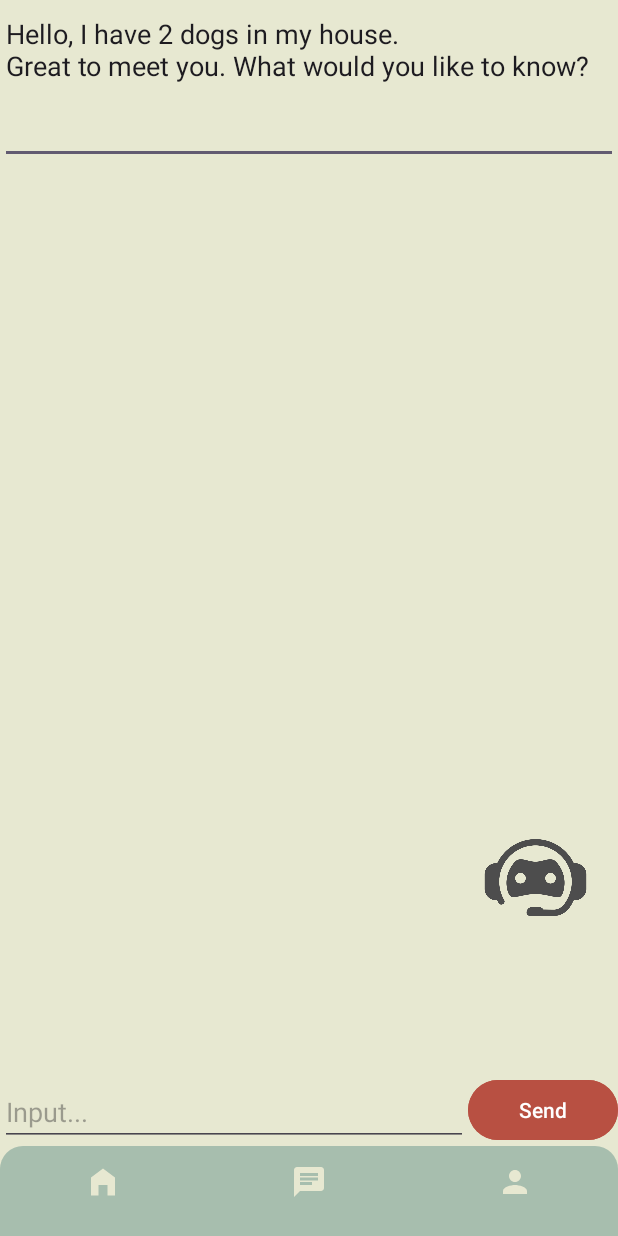
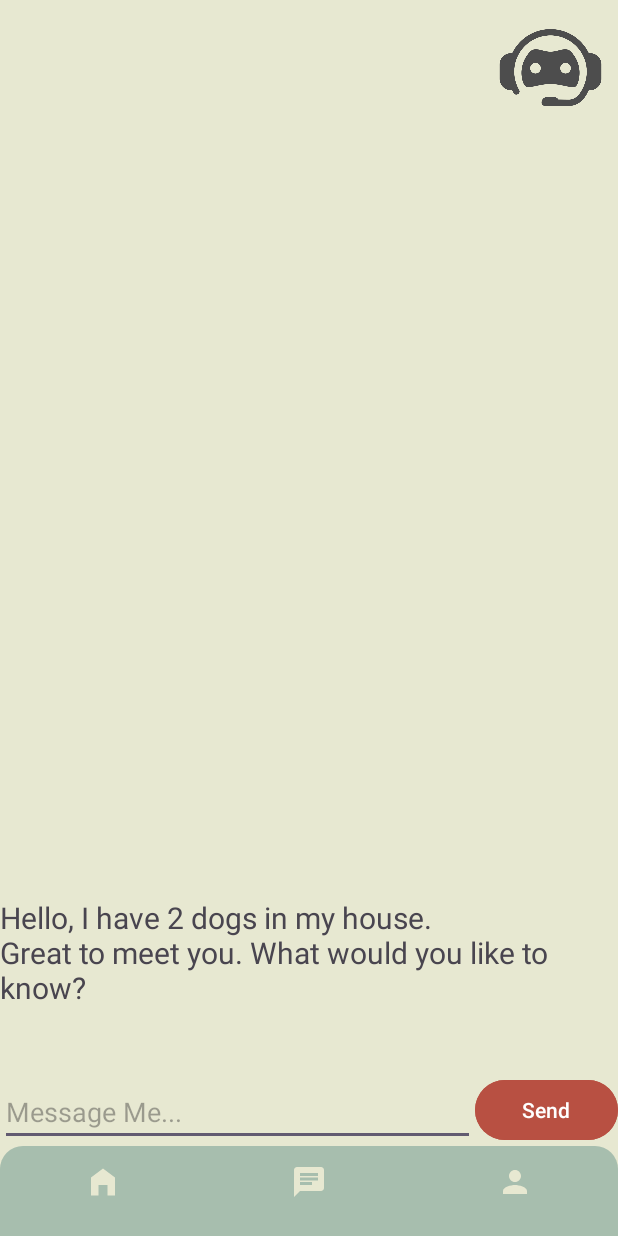
Before and after one commit to RaoulAdem/Mobile-Dev, an Android app: the ChatActivity screen opened directly, with no data from a screen before it, after a tap on "Send", on a phone screen of 412 x 824 dp. Run offline under Robolectric (Android 15) with nearby library versions, the phone set to English and light mode, and no system bars; our stand-ins replace CircleImageView; libraries missing offline, so code that uses them is left out: com.google.ai.client; 4 statements that could not run were skipped.

Commit message:
Fine tuning

```diff
--- a/app/src/main/java/com/example/connectproject/ChatActivity.kt
+++ b/app/src/main/java/com/example/connectproject/ChatActivity.kt
@@ -1,9 +1,10 @@
 package com.example.connectproject
 
+import android.content.Intent
 import android.os.Bundle
 import android.view.View
-import android.widget.EditText
 import androidx.appcompat.app.AppCompatActivity
+import com.example.connectproject.databinding.ActivityChatBinding
 import com.google.ai.client.generativeai.Chat
 import com.google.ai.client.generativeai.GenerativeModel
 import com.google.ai.client.generativeai.type.content
@@ -12,23 +13,16 @@ import kotlinx.coroutines.launch
 
 //https://ai.google.dev/tutorials/get_started_android#kotlin
 class ChatActivity : AppCompatActivity() {
-    lateinit var editTextInput: EditText
-    lateinit var editTextOutput: EditText
-
-    lateinit var chat: Chat
-
-    var stringBuilder: StringBuilder = java.lang.StringBuilder()
+    private lateinit var binding: ActivityChatBinding
+    private lateinit var chat: Chat
+    private var stringBuilder: StringBuilder = java.lang.StringBuilder()
     override fun onCreate(savedInstanceState: Bundle?) {
         super.onCreate(savedInstanceState)
-        setContentView(R.layout.activity_chat)
-
-        editTextInput = findViewById(R.id.editTextInput)
-        editTextOutput = findViewById(R.id.editTextOutput)
+        binding = ActivityChatBinding.inflate(layoutInflater)
+        setContentView(binding.root)
 
         val generativeModel = GenerativeModel(
-            // For text-only input, use the gemini-pro model
             modelName = "gemini-pro",
-            // Access your API key as a Build Configuration variable (see "Set up your API key" above)
             apiKey = "AIzaSyCQ2q61-SJDtC6GNOZWTYE1HjaAf2hkJRQ"
         )
 
@@ -41,18 +35,32 @@ class ChatActivity : AppCompatActivity() {
         stringBuilder.append("Hello, I have 2 dogs in my house.\n")
         stringBuilder.append("Great to meet you. What would you like to know?\n")
 
-        editTextOutput.setText(stringBuilder.toString())
+        binding.editTextOutput.text = stringBuilder.toString()
+
+        binding.navigation.setOnItemSelectedListener {
+            when (it.itemId) {
+                R.id.profile -> {
+                    startActivity(Intent(this, ProfileActivity::class.java))
+                    return@setOnItemSelectedListener true
+                }
+                R.id.chat -> {
+                    startActivity(Intent(this, ChatActivity::class.java))
+                    return@setOnItemSelectedListener true
+                }
+                else -> false
+            }
+        }
     }
 
-    public fun buttonSendChat(view: View) {
-        stringBuilder.append(editTextInput.text.toString() + "\n")
+    fun buttonSendChat(view: View) {
+        stringBuilder.append(binding.editTextInput.text.toString() + "\n")
         MainScope().launch {
-            val result = chat.sendMessage(editTextInput.text.toString())
+            val result = chat.sendMessage(binding.editTextInput.text.toString())
             stringBuilder.append(result.text + "\n")
 
-            editTextOutput.setText(stringBuilder.toString())
+            binding.editTextOutput.text = stringBuilder.toString()
 
-            editTextInput.setText("") //to reset text when sending
+            binding.editTextInput.setText("") //to reset text when sending
         }
     }
 }
--- a/app/src/main/java/com/example/connectproject/ProfileActivity.kt
+++ b/app/src/main/java/com/example/connectproject/ProfileActivity.kt
@@ -4,6 +4,8 @@ import android.app.AlertDialog
 import android.content.Context
 import android.content.Intent
 import android.content.SharedPreferences
+import android.graphics.Color
+import android.graphics.drawable.ColorDrawable
 import android.net.Uri
 import android.os.Bundle
 import android.view.LayoutInflater
@@ -124,6 +126,7 @@ class ProfileActivity : AppCompatActivity() {
             val builder = AlertDialog.Builder(this)
             builder.setView(view)
             val dialog = builder.create()
+            dialog.window?.setBackgroundDrawable(ColorDrawable(Color.TRANSPARENT))
             dialog.show()
             updateEmailButton.setOnClickListener {
                 val olde = oldEmail.text.toString()
@@ -200,6 +203,7 @@ class ProfileActivity : AppCompatActivity() {
             val builder = AlertDialog.Builder(this)
             builder.setView(view)
             val dialog = builder.create()
+            dialog.window?.setBackgroundDrawable(ColorDrawable(Color.TRANSPARENT))
             dialog.show()
             updatepassword.setOnClickListener {
                 val oldp = oldpassword.text.toString()
@@ -275,6 +279,7 @@ class ProfileActivity : AppCompatActivity() {
             val builder = AlertDialog.Builder(this)
             builder.setView(view)
             val dialog = builder.create()
+            dialog.window?.setBackgroundDrawable(ColorDrawable(Color.TRANSPARENT))
             dialog.show()
             updatephone.setOnClickListener {
                 val oldp = oldphone.text.toString()
@@ -431,6 +436,7 @@ class ProfileActivity : AppCompatActivity() {
                 val builder = AlertDialog.Builder(this)
                 builder.setView(view)
                 val dialog = builder.create()
+                dialog.window?.setBackgroundDrawable(ColorDrawable(Color.TRANSPARENT))
                 dialog.show()
                 removeFavorites.setOnClickListener {
                     userRef.get().addOnSuccessListener { dataSnapshot ->
@@ -461,7 +467,7 @@ class ProfileActivity : AppCompatActivity() {
                         ref2.get().addOnSuccessListener { dataSnapshot2 ->
                             val dial = dataSnapshot2.getValue(String::class.java)
                             val dialIntent = Intent(Intent.ACTION_DIAL)
-                            dialIntent.data = Uri.parse("tel: $dial")
+                            dialIntent.data = Uri.parse("tel: +961$dial")
                             startActivity(dialIntent)
                             dialog.dismiss()
                         }
--- a/app/src/main/res/layout/activity_chat.xml
+++ b/app/src/main/res/layout/activity_chat.xml
@@ -13,31 +13,30 @@
         android:id="@+id/botLogo"
         android:layout_width="90dp"
         android:layout_height="90dp"
-        android:layout_marginTop="540dp"
         android:src="@drawable/bot"
         app:layout_constraintCircleRadius="20dp"
         app:layout_constraintEnd_toEndOf="parent"
-        app:layout_constraintHorizontal_bias="0.968"
+        app:layout_constraintHorizontal_bias="1.0"
         app:layout_constraintStart_toStartOf="parent"
         app:layout_constraintTop_toTopOf="parent">
 
     </de.hdodenhof.circleimageview.CircleImageView>
 
-    <EditText
+    <TextView
         android:id="@+id/editTextOutput"
-        android:layout_width="0dp"
-        android:layout_height="wrap_content"
-        android:hint="Output displayed here..."
-        android:inputType="textMultiLine"
+        android:layout_width="match_parent"
+        android:layout_height="552dp"
+        android:gravity="bottom|start"
+        android:textSize="20sp"
+        app:layout_constraintBottom_toTopOf="@+id/editTextInput"
         app:layout_constraintEnd_toEndOf="parent"
-        app:layout_constraintStart_toStartOf="parent"
-        app:layout_constraintTop_toTopOf="parent" />
+        app:layout_constraintStart_toStartOf="parent" />
 
     <EditText
         android:id="@+id/editTextInput"
         android:layout_width="0dp"
         android:layout_height="wrap_content"
-        android:hint="Input..."
+        android:hint="Message Me..."
         android:inputType="textMultiLine"
         app:layout_constraintEnd_toStartOf="@+id/button"
         app:layout_constraintStart_toStartOf="parent"
@@ -45,7 +44,7 @@
 
     <Button
         android:id="@+id/button"
-        android:layout_width="100dp"
+        android:layout_width="95dp"
         android:layout_height="wrap_content"
         android:onClick="buttonSendChat"
         android:text="Send"
--- a/app/src/main/res/layout/activity_home.xml
+++ b/app/src/main/res/layout/activity_home.xml
@@ -12,6 +12,7 @@
         android:id="@+id/cardView"
         android:layout_width="match_parent"
         android:layout_height="wrap_content"
+        android:backgroundTint="?android:attr/colorPrimary"
         app:layout_constraintEnd_toEndOf="parent"
         app:layout_constraintStart_toStartOf="parent"
         app:layout_constraintTop_toTopOf="parent">
--- a/app/src/main/res/layout/activity_profile.xml
+++ b/app/src/main/res/layout/activity_profile.xml
@@ -13,6 +13,7 @@
         android:layout_width="match_parent"
         android:layout_height="wrap_content"
         android:layout_marginTop="15dp"
+        android:backgroundTint="?android:attr/colorPrimary"
         app:layout_constraintEnd_toEndOf="parent"
         app:layout_constraintStart_toStartOf="parent"
         app:layout_constraintTop_toTopOf="parent">
```
